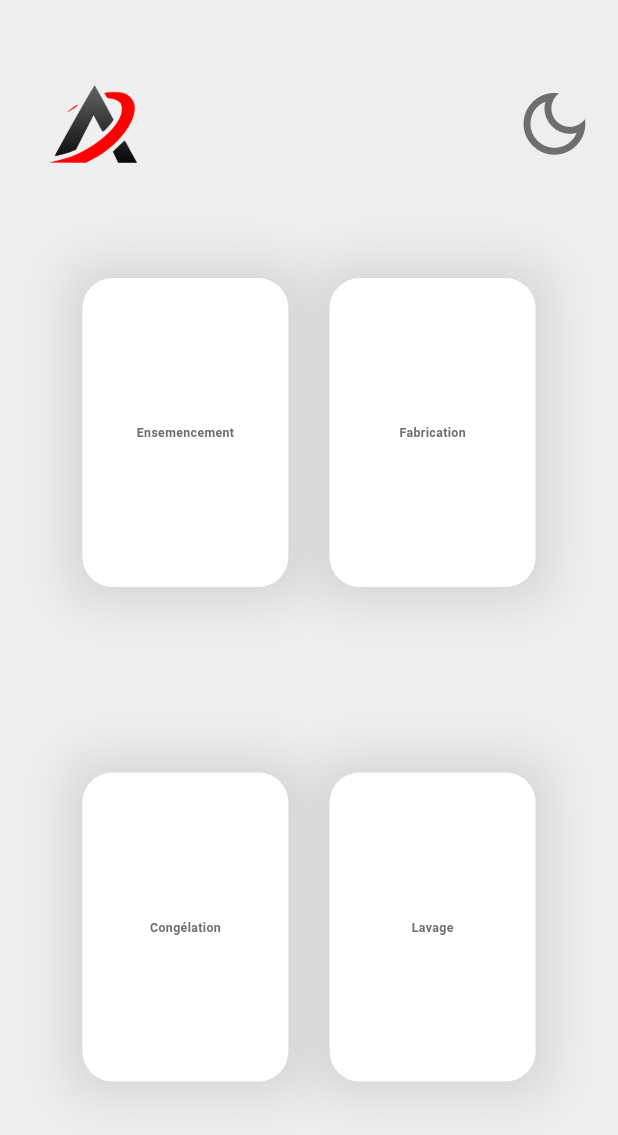
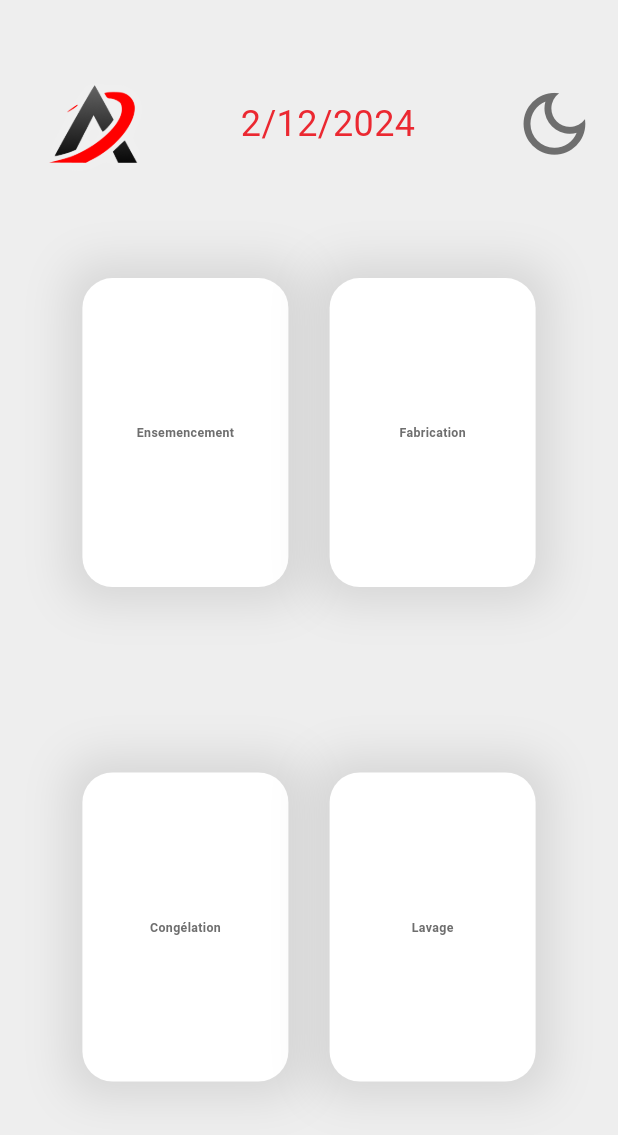
Before and after one commit to avainfo/Ava_milk_prod, a Flutter app: the screen it shows after launch, on a phone screen of 412 x 824 dp. Shown: the top 1135 px of the screen. Run offline on Flutter 3.47's test engine with Material 3 defaults, Android fonts, the phone set to English and light mode, and no system bars.

Commit message:
Feat(date): add date selector

```diff
--- a/lib/components/nav_bar.dart
+++ b/lib/components/nav_bar.dart
@@ -10,7 +10,7 @@ class NavBar extends StatelessWidget {
     required this.event,
   });
 
-  final String title;
+  final Widget title;
   final double width;
   final double height;
   final Function() event;
@@ -29,13 +29,7 @@ class NavBar extends StatelessWidget {
             image: const AssetImage("assets/logo.png"),
             height: MediaQuery.of(context).size.height / 8,
           ),
-          Text(
-            title,
-            style: TextStyle(
-              fontSize: 30,
-              color: Color(0xFF6E6E6E),
-            ),
-          ),
+          title,
           IconButton(
             onPressed: () => event,
             icon: Icon(
--- a/lib/components/utils/date_picker_text.dart
+++ b/lib/components/utils/date_picker_text.dart
@@ -1,12 +1,17 @@
 import 'package:ava_milk_prod/utils/constants.dart';
+import 'package:flutter/cupertino.dart';
 import 'package:flutter/material.dart';
 
-class DatepickerText extends StatefulWidget {
+class DatePickerText extends StatefulWidget {
+  final Function changeDateEvent;
+
+  const DatePickerText({super.key, required this.changeDateEvent});
+
   @override
-  State<DatepickerText> createState() => _DatepickerTextState();
+  State<DatePickerText> createState() => _DatePickerTextState();
 }
 
-class _DatepickerTextState extends State<DatepickerText> {
+class _DatePickerTextState extends State<DatePickerText> {
   DateTime _selectedDate = DateTime.now();
 
   Future<void> _openDatePicker() async {
@@ -15,11 +20,25 @@ class _DatepickerTextState extends State<DatepickerText> {
       initialDate: _selectedDate,
       firstDate: DateTime(2000),
       lastDate: DateTime(2100),
+      builder: (BuildContext context, Widget? child) {
+        return Theme(
+          data: Theme.of(context).copyWith(
+            colorScheme: ColorScheme.light(
+              primary: Constants.red,
+              onPrimary: Colors.white,
+              onSurface: Constants.red,
+            ),
+            dialogBackgroundColor: Constants.darkMode ? CupertinoColors.darkBackgroundGray : Colors.white,
+          ),
+          child: child!,
+        );
+      },
     );
 
     if (pickedDate != null && pickedDate != _selectedDate) {
       setState(() {
         _selectedDate = pickedDate;
+        widget.changeDateEvent(pickedDate);
       });
     }
   }
--- a/lib/pages/home_page.dart
+++ b/lib/pages/home_page.dart
@@ -1,7 +1,7 @@
 import 'package:ava_milk_prod/components/buttons/main_button.dart';
 import 'package:ava_milk_prod/components/nav_bar.dart';
+import 'package:ava_milk_prod/components/utils/date_picker_text.dart';
 import 'package:ava_milk_prod/pages/main_page.dart';
-import 'package:ava_milk_prod/pages/seeding.dart';
 import 'package:ava_milk_prod/pages/washing.dart';
 import 'package:ava_milk_prod/utils/configurations.dart';
 import 'package:ava_milk_prod/utils/constants.dart';
@@ -18,15 +18,24 @@ class HomePage extends StatefulWidget {
 }
 
 class _HomePageState extends State<HomePage> {
-  Map<String, StatefulWidget> pages = {
+  late DateTime date;
+  late Map<String, StatefulWidget> pages;
+
+  @override
+  void initState() {
+    super.initState();
+    date = DateTime.now();
+    pages = {
       "Ensemencement": MainPage(
         title: "Ensemencement:0",
         configs: Configurations.SEEDING_CONFIGURATIONS,
+        selectedDate: date,
       ),
       "Fabrication": Manufacturing(),
       "Congélation": Freezing(),
       "Lavage": Washing(),
     };
+  }
 
   @override
   Widget build(BuildContext context) {
@@ -45,7 +54,11 @@ class _HomePageState extends State<HomePage> {
             mainAxisAlignment: MainAxisAlignment.center,
             children: [
               NavBar(
-                title: "",
+                title: DatePickerText(changeDateEvent: (newDate) {
+                  setState(() {
+                    date = newDate;
+                  });
+                }),
                 width: width,
                 height: height,
                 event: () {
```
Also changed, not shown: lib/pages/main_page.dart (+19 -7 lines), lib/pages/seeding.dart (deleted, +0 -98 lines). Lines whose indentation alone changed are shown as unchanged.
